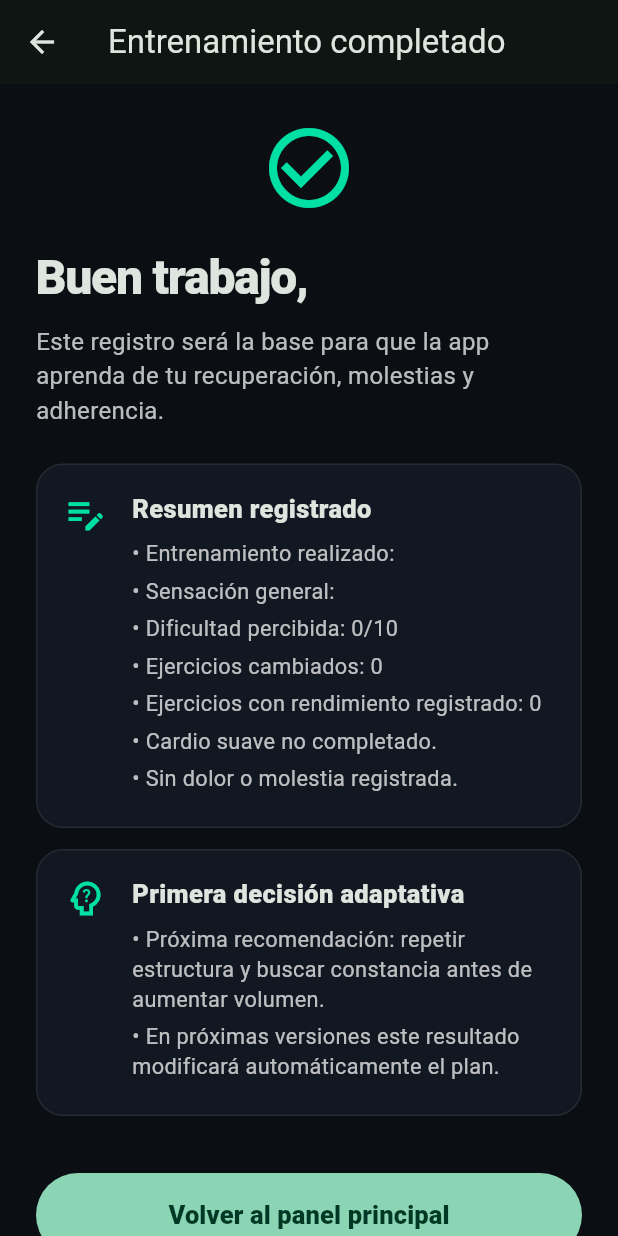
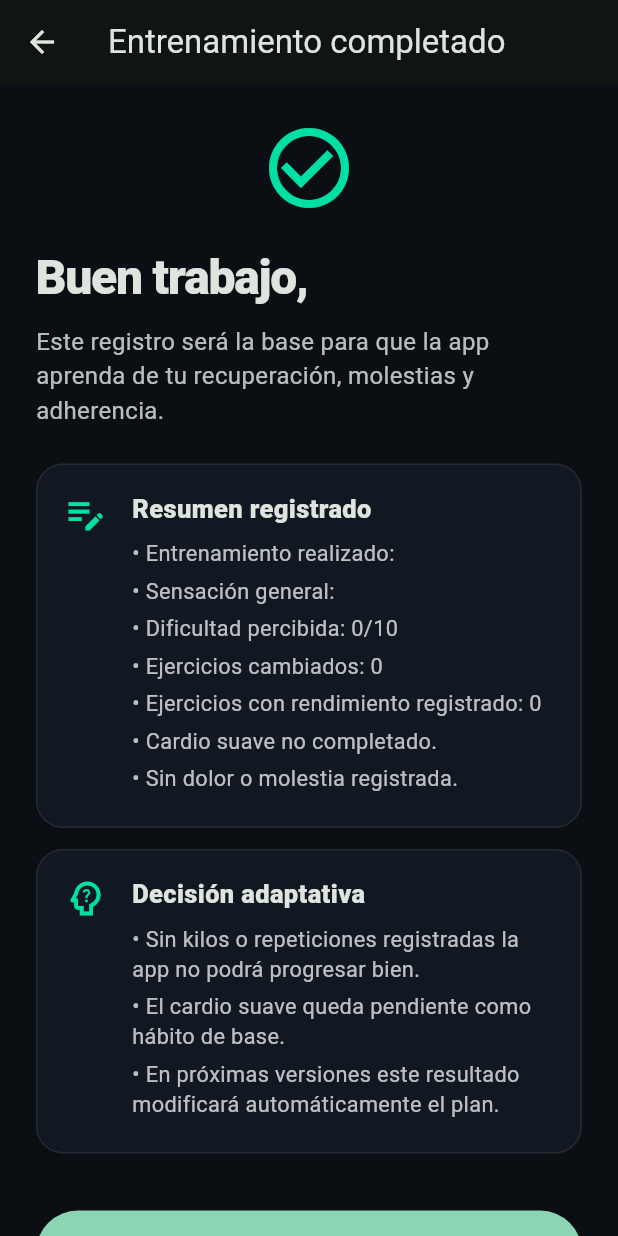
Before and after one commit to carlitoxmahone/proyecto_fisico_definitivo, a Flutter app: the WorkoutCompletedScreen screen opened directly with empty values, on a phone screen of 412 x 824 dp. Run offline on Flutter 3.47's test engine with Material 3 defaults, Android fonts, the phone set to English and light mode, and no system bars.

Commit message:
v0.2.4 resumen adaptativo de rendimiento

```diff
--- a/lib/screens/welcome_screen.dart
+++ b/lib/screens/welcome_screen.dart
@@ -69,7 +69,7 @@ class WelcomeScreen extends StatelessWidget {
                   ),
                   const SizedBox(height: 18),
                   Text(
-                    'MVP v0.2.3 — Registro de pesos y repeticiones · Sustitución de ejercicios',
+                    'MVP v0.2.4 — Resumen de rendimiento · Sustitución de ejercicios',
                     textAlign: TextAlign.center,
                     style: TextStyle(
                       fontSize: 13,
--- a/lib/screens/workout_completed_screen.dart
+++ b/lib/screens/workout_completed_screen.dart
@@ -15,24 +15,64 @@ class WorkoutCompletedScreen extends StatelessWidget {
   final UserAssessmentData data;
   final WorkoutLogData log;
 
-  String get recommendation {
+  List<String> get adaptiveRecommendations {
+    final recommendations = <String>[];
+
     if (log.hasPain) {
-      return 'Próxima recomendación: revisar el ejercicio donde hubo molestia y preparar una alternativa segura.';
-    }
+      recommendations.add(
+        'Prioridad máxima: revisar la molestia y preparar una alternativa segura.',
+      );
 
-    if (log.replacedExercisesCount >= 2) {
-      return 'Próxima recomendación: revisar si el gimnasio tenía máquinas ocupadas o si la sesión necesita alternativas más directas.';
+      if (log.replacedExercisesCount > 0) {
+        recommendations.add(
+          'También conviene revisar si el cambio fue por molestia o por disponibilidad.',
+        );
+      }
     }
 
     if (log.difficulty >= 8) {
-      return 'Próxima recomendación: mantener el mismo nivel. No subimos carga todavía porque la sesión fue dura.';
+      recommendations.add(
+        'Mantener cargas y no subir exigencia todavía: la sesión ya fue alta.',
+      );
     }
 
     if (log.difficulty <= 4 && log.feeling == 'Muy bien') {
-      return 'Próxima recomendación: podríamos subir ligeramente la exigencia si se repite esta sensación.';
+      recommendations.add(
+        'Posible progresión futura si se repite esta sensación con buena técnica.',
+      );
     }
 
-    return 'Próxima recomendación: repetir estructura y buscar constancia antes de aumentar volumen.';
+    if (log.registeredPerformanceCount == 0) {
+      recommendations.add(
+        'Sin kilos o repeticiones registradas la app no podrá progresar bien.',
+      );
+    } else if (log.registeredPerformanceCount <= 2) {
+      recommendations.add(
+        'El registro va bien, pero conviene anotar más ejercicios para decidir mejor.',
+      );
+    } else {
+      recommendations.add(
+        'Hay buena base de rendimiento para futuras decisiones de progresión.',
+      );
+    }
+
+    if (log.cardioCompleted) {
+      recommendations.add(
+        'El cardio suave suma puntos positivos de adherencia.',
+      );
+    } else {
+      recommendations.add(
+        'El cardio suave queda pendiente como hábito de base.',
+      );
+    }
+
+    if (recommendations.isEmpty) {
+      recommendations.add(
+        'Repetir estructura y buscar constancia antes de aumentar volumen.',
+      );
+    }
+
+    return recommendations;
   }
 
   @override
@@ -92,9 +132,9 @@ class WorkoutCompletedScreen extends StatelessWidget {
                 ),
                 DiagnosisCard(
                   icon: Icons.psychology_alt_outlined,
-                  title: 'Primera decisión adaptativa',
+                  title: 'Decisión adaptativa',
                   lines: [
-                    recommendation,
+                    ...adaptiveRecommendations,
                     'En próximas versiones este resultado modificará automáticamente el plan.',
                   ],
                 ),
```
